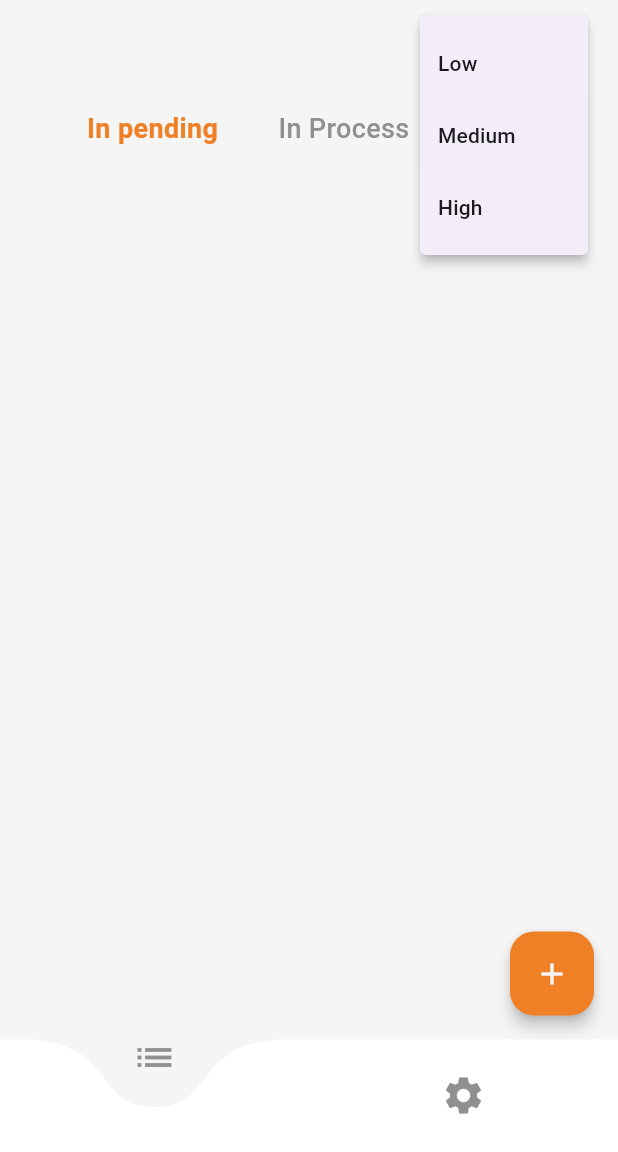
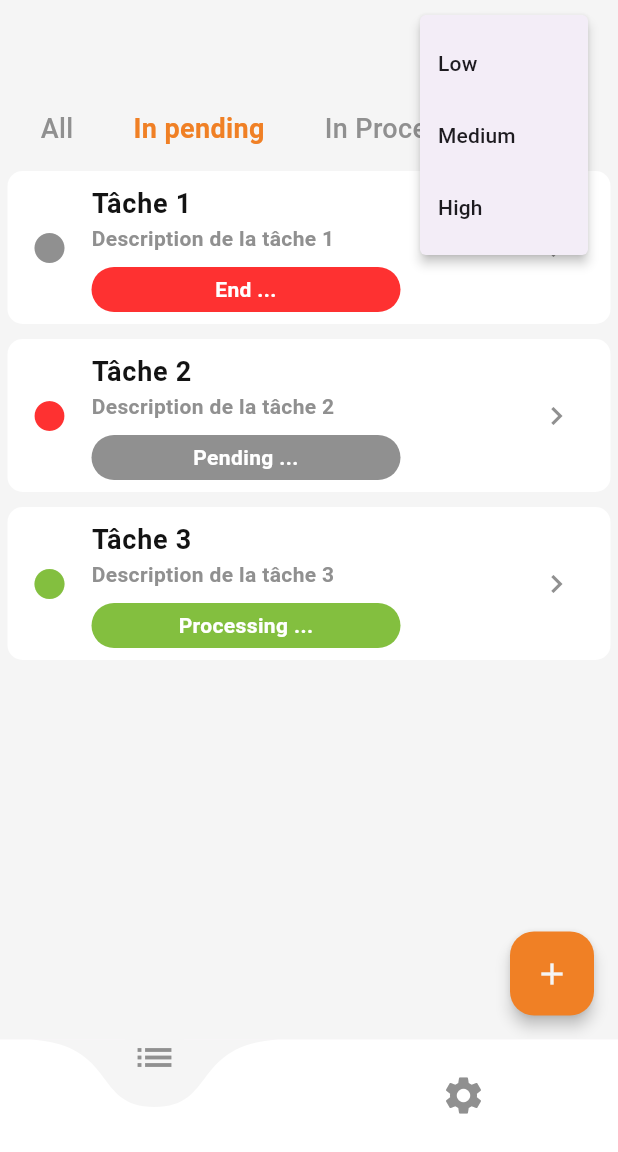
Before and after one commit to betkue/task_manager, a Flutter app: the screen it shows after launch, after a tap on the "filter list" icon, on a phone screen of 412 x 824 dp, the part 84-1236 px from its top. Run offline on Flutter 3.47's test engine with Material 3 defaults, Android fonts, the phone set to English and light mode, and no system bars; drawn by our look-alikes of curved_navigation_bar; our stand-ins replace connectivity_plus, shared_preferences.

Commit message:
task list

```diff
--- a/lib/src/blocs/menu-item.dart
+++ b/lib/src/blocs/menu-item.dart
@@ -18,12 +18,19 @@ class MenuItem extends StatelessWidget {
     return Container(
       margin: EdgeInsets.all(5),
       decoration: BoxDecoration(
-          color: Colors.white, borderRadius: BorderRadius.circular(10)),
+          color: Theme.of(context).brightness == Brightness.dark
+              ? blackColor
+              : Colors.white,
+          borderRadius: BorderRadius.circular(10)),
       child: ListTile(
         leading: icon,
         title: Text(text,
             style: TextStyle(
-                fontSize: 18, fontWeight: FontWeight.bold, color: blackColor)),
+                fontSize: 18,
+                fontWeight: FontWeight.bold,
+                color: Theme.of(context).brightness == Brightness.dark
+                    ? Colors.white
+                    : blackColor)),
         subtitle: subtitle.isNotEmpty
             ? Text(
                 subtitle,
--- a/lib/src/blocs/task_item.dart
+++ b/lib/src/blocs/task_item.dart
@@ -1,7 +1,9 @@
 import 'package:flutter/material.dart';
+import 'package:task_manager/src/styles/styles.dart';
 
 class TaskItem extends StatefulWidget {
-  const TaskItem({super.key});
+  final Map<String, dynamic> task;
+  const TaskItem({super.key, required this.task});
 
   @override
   State<TaskItem> createState() => _TaskItemState();
@@ -10,6 +12,105 @@ class TaskItem extends StatefulWidget {
 class _TaskItemState extends State<TaskItem> {
   @override
   Widget build(BuildContext context) {
-    return const Placeholder();
+    return Container(
+      margin: EdgeInsets.all(5),
+      decoration: BoxDecoration(
+          color: Theme.of(context).brightness == Brightness.dark
+              ? blackColor
+              : Colors.white,
+          borderRadius: BorderRadius.circular(10)),
+      child: ListTile(
+        leading: Icon(
+          Icons.circle,
+          color:
+              getColorPriority(widget.task['priority']), //afficher la priorite
+        ),
+        title: Text(widget.task['title'], //titre
+            maxLines: 1,
+            style: TextStyle(
+                fontSize: 18,
+                fontWeight: FontWeight.bold,
+                color: Theme.of(context).brightness == Brightness.dark
+                    ? Colors.white
+                    : blackColor)),
+
+        subtitle: Column(
+          mainAxisAlignment: MainAxisAlignment.start,
+          crossAxisAlignment: CrossAxisAlignment.start,
+          children: [
+            Text(
+              widget.task['description'], //description
+              maxLines: 3,
+              style: const TextStyle(
+                  color: gray2Color, fontWeight: FontWeight.bold),
+            ),
+            Container(
+              width: MediaQuery.of(context).size.width / 2,
+              margin: EdgeInsets.only(top: 9),
+              padding: EdgeInsets.symmetric(horizontal: 10, vertical: 5),
+              decoration: BoxDecoration(
+                color: getColorState(widget.task[
+                    'state']), //couleur du composant en fonction de la description
+                borderRadius: BorderRadius.circular(100),
+              ),
+              child: Text(
+                getTextState(widget.task['state']), // Texte de l'etat
+                textAlign: TextAlign.center,
+                style:
+                    TextStyle(color: Colors.white, fontWeight: FontWeight.bold),
+              ),
+            )
+          ],
+        ),
+        trailing: const Icon(
+          Icons.chevron_right,
+          color: gray2Color,
+          weight: 10,
+        ),
+        // onTap: () {},
+      ),
+    );
   }
 }
+
+getColorState(state) {
+  switch (state) {
+    case 0:
+      return gray2Color;
+
+    case 1:
+      return greenColor;
+    case 2:
+      return redColor;
+    default:
+      return backgroundPage;
+  }
+}
+
+getTextState(state) {
+  switch (state) {
+    case 0:
+      return "Pending ...";
+
+    case 1:
+      return "Processing ...";
+    case 2:
+      return "End ...";
+    default:
+      return backgroundPage;
+  }
+}
+
+getColorPriority(state) {
+  switch (state) {
+    case 'l':
+      return gray2Color;
+
+    case 'm':
+      return greenColor;
+    case 'h':
+      return redColor;
+    default:
+      return backgroundPage;
+  }
+}
--- a/lib/src/blocs/task_lister.dart
+++ b/lib/src/blocs/task_lister.dart
@@ -3,7 +3,7 @@ import 'package:task_manager/src/blocs/task_item.dart';
 
 class TaskLister extends StatefulWidget {
   final String? priority;
-  final int state;
+  final int? state;
   const TaskLister({super.key, required this.priority, required this.state});
 
   @override
@@ -11,15 +11,48 @@ class TaskLister extends StatefulWidget {
 }
 
 class _TaskListerState extends State<TaskLister> {
-  List<Map> tasks = [];
+  //task list
+  List<Map<String, dynamic>> tasks = [
+    {
+      'title': 'Tâche 1',
+      'description': 'Description de la tâche 1',
+      'priority': 'l',
+      'expectedBegin': TimeOfDay(hour: 9, minute: 0), // Heure supposée de début
+      'expectedEnd': TimeOfDay(hour: 17, minute: 0), // Heure supposée de fin
+      'actualBegin': null, // Heure réelle de début
+      'actualEnd': null, // Heure réelle de fin
+      'state': 2, // État de la tâche
+    },
+    {
+      'title': 'Tâche 2',
+      'description': 'Description de la tâche 2',
+      'priority': 'h',
+      'expectedBegin': TimeOfDay(hour: 10, minute: 30),
+      'expectedEnd': TimeOfDay(hour: 15, minute: 0),
+      'actualBegin': TimeOfDay(hour: 10, minute: 0), // Début réel
+      'actualEnd': null, // Pas encore terminé
+      'state': 0,
+    },
+    {
+      'title': 'Tâche 3',
+      'description': 'Description de la tâche 3',
+      'priority': 'm',
+      'expectedBegin': TimeOfDay(hour: 14, minute: 0),
+      'expectedEnd': TimeOfDay(hour: 16, minute: 30),
+      'actualBegin': TimeOfDay(hour: 14, minute: 15), // Début réel
+      'actualEnd': TimeOfDay(hour: 16, minute: 0), // Fin réelle
+      'state': 1,
+    },
+  ];
   @override
   Widget build(BuildContext context) {
-    return Column(
-      children: [
-        //   tasks.map((task) =>
-        // TaskItem()
-        // )
-      ],
+    return ListView.builder(
+      itemCount: tasks.length,
+      itemBuilder: (context, index) {
+        return TaskItem(
+          task: tasks[index],
+        );
+      },
     );
   }
 }
--- a/lib/src/pages/task.dart
+++ b/lib/src/pages/task.dart
@@ -13,9 +13,9 @@ class Task extends StatefulWidget {
 }
 
 class _TaskState extends State<Task> {
-  int stateTask = 0; //etat d'avensement des taches
+  int? stateTask = 0; //etat d'avensement des taches
   String? selectedPriority; // priorite
-  void change(int a) {
+  void change(int? a) {
     setState(() {
       stateTask = a;
     });
@@ -88,13 +88,13 @@ class _TaskState extends State<Task> {
               scrollDirection: Axis.horizontal,
               child: Row(
                 children: [
-                  // GestureDetector(
-                  //   onTap: () {
-                  //     change(null);
-                  //   },
-                  //   child: title("All", width, height,
-                  //       widget.servs.data.etatCommande == null),
-                  // ),
+                  GestureDetector(
+                    onTap: () {
+                      change(null);
+                    },
+                    child: title("All", width, height,
+                        stateTask == null,context),
+                  ),
                   GestureDetector(
                     onTap: () {
                       change(0);
@@ -118,10 +118,9 @@ class _TaskState extends State<Task> {
                 ],
               ),
             ),
+            SizedBox(height: 5,),
             Expanded(
-                child: SingleChildScrollView(
-              child: TaskLister(priority: selectedPriority, state: stateTask),
-            ))
+                child: TaskLister(priority: selectedPriority, state: stateTask))
           ],
         ),
       ),
```
